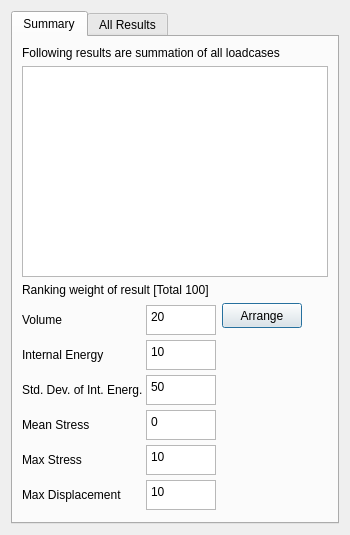
This is fembygen/ui/Results.ui in kyuhmi/FEMbyGEN as Qt 5 draws it before an edit. The edited form follows.
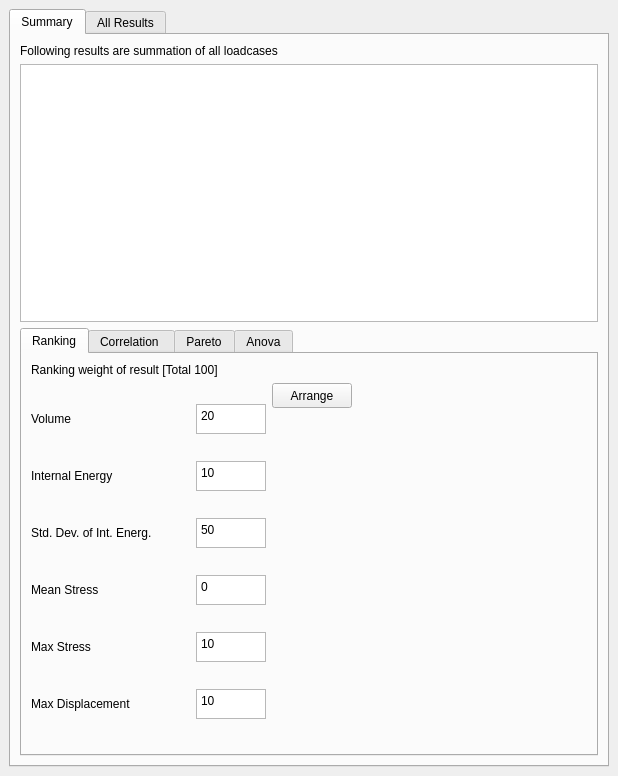
This is the edited form. The open tabs and pages were chosen to show the change.

Commit message:
Statistical decisionmaking tools added to results screen (#62)
* Correlation coefficients and pareto graphs (#57)

* Deneme

* Correlation coef and Pareto graphs

* Anova F values (#59)

* Deneme

* Correlation coef and Pareto graphs

* Anova F values

---------

* version number changed

---------

What changed in the file:
```diff
--- a/fembygen/ui/Results.ui
+++ b/fembygen/ui/Results.ui
@@ -1,27 +1,22 @@
 <?xml version="1.0" encoding="UTF-8"?>
 <ui version="4.0">
  <class>Dialog</class>
- <widget class="QDialog" name="Dialog">
+ <widget class="QMainWindow" name="Dialog">
   <property name="geometry">
    <rect>
     <x>0</x>
     <y>0</y>
-    <width>350</width>
-    <height>535</height>
+    <width>618</width>
+    <height>776</height>
    </rect>
   </property>
   <property name="windowTitle">
    <string>Results</string>
   </property>
+  <widget class="QWidget" name="centralwidget">
   <layout class="QVBoxLayout" name="verticalLayout">
    <item>
     <widget class="QTabWidget" name="tabWidget">
-     <property name="minimumSize">
-      <size>
-       <width>0</width>
-       <height>0</height>
-      </size>
-     </property>
      <property name="currentIndex">
       <number>0</number>
      </property>
@@ -31,7 +26,7 @@
       </attribute>
       <layout class="QHBoxLayout" name="horizontalLayout_2">
        <item>
-        <layout class="QVBoxLayout" name="verticalLayout_3">
+         <layout class="QVBoxLayout" name="verticalLayout_2">
          <item>
           <widget class="QLabel" name="label_2">
            <property name="text">
@@ -74,6 +69,18 @@
           </widget>
          </item>
          <item>
+           <widget class="QTabWidget" name="tabWidget_2">
+            <property name="currentIndex">
+             <number>3</number>
+            </property>
+            <widget class="QWidget" name="Ranking">
+             <attribute name="title">
+              <string>Ranking</string>
+             </attribute>
+             <layout class="QVBoxLayout" name="verticalLayout_7">
+              <item>
+               <layout class="QVBoxLayout" name="verticalLayout_6">
+                <item>
           <widget class="QLabel" name="label_5">
            <property name="text">
             <string>Ranking weight of result [Total 100]</string>
@@ -83,93 +90,7 @@
          <item>
           <layout class="QHBoxLayout" name="horizontalLayout">
            <item>
-            <layout class="QGridLayout" name="gridLayout_2" rowstretch="1,0,0,0,0,0" columnstretch="1,0">
-             <property name="spacing">
-              <number>3</number>
-             </property>
-             <item row="2" column="1">
-              <widget class="QPlainTextEdit" name="standarddeviation">
-               <property name="minimumSize">
-                <size>
-                 <width>0</width>
-                 <height>0</height>
-                </size>
-               </property>
-               <property name="maximumSize">
-                <size>
-                 <width>70</width>
-                 <height>30</height>
-                </size>
-               </property>
-               <property name="plainText">
-                <string>50</string>
-               </property>
-              </widget>
-             </item>
-             <item row="1" column="0">
-              <widget class="QLabel" name="internalenergyL">
-               <property name="maximumSize">
-                <size>
-                 <width>16777215</width>
-                 <height>30</height>
-                </size>
-               </property>
-               <property name="text">
-                <string>Internal Energy</string>
-               </property>
-              </widget>
-             </item>
-             <item row="0" column="1">
-              <widget class="QPlainTextEdit" name="volume">
-               <property name="sizePolicy">
-                <sizepolicy hsizetype="Expanding" vsizetype="Expanding">
-                 <horstretch>0</horstretch>
-                 <verstretch>0</verstretch>
-                </sizepolicy>
-               </property>
-               <property name="maximumSize">
-                <size>
-                 <width>70</width>
-                 <height>30</height>
-                </size>
-               </property>
-               <property name="plainText">
-                <string>20</string>
-               </property>
-              </widget>
-             </item>
-             <item row="4" column="1">
-              <widget class="QPlainTextEdit" name="maxstress">
-               <property name="maximumSize">
-                <size>
-                 <width>70</width>
-                 <height>30</height>
-                </size>
-               </property>
-               <property name="plainText">
-                <string>10</string>
-               </property>
-              </widget>
-             </item>
-             <item row="1" column="1">
-              <widget class="QPlainTextEdit" name="internalenergy">
-               <property name="minimumSize">
-                <size>
-                 <width>0</width>
-                 <height>0</height>
-                </size>
-               </property>
-               <property name="maximumSize">
-                <size>
-                 <width>70</width>
-                 <height>30</height>
-                </size>
-               </property>
-               <property name="plainText">
-                <string>10</string>
-               </property>
-              </widget>
-             </item>
+                   <layout class="QGridLayout" name="gridLayout">
              <item row="3" column="1">
               <widget class="QPlainTextEdit" name="meanstress">
                <property name="maximumSize">
@@ -183,58 +104,6 @@
                </property>
               </widget>
              </item>
-             <item row="2" column="0">
-              <widget class="QLabel" name="standarddeviationL">
-               <property name="maximumSize">
-                <size>
-                 <width>16777215</width>
-                 <height>30</height>
-                </size>
-               </property>
-               <property name="text">
-                <string>Std. Dev. of Int. Energ.</string>
-               </property>
-              </widget>
-             </item>
-             <item row="3" column="0">
-              <widget class="QLabel" name="meanstressL">
-               <property name="maximumSize">
-                <size>
-                 <width>16777215</width>
-                 <height>30</height>
-                </size>
-               </property>
-               <property name="text">
-                <string>Mean Stress</string>
-               </property>
-              </widget>
-             </item>
-             <item row="5" column="1">
-              <widget class="QPlainTextEdit" name="maxdisplacement">
-               <property name="maximumSize">
-                <size>
-                 <width>70</width>
-                 <height>30</height>
-                </size>
-               </property>
-               <property name="plainText">
-                <string>10</string>
-               </property>
-              </widget>
-             </item>
-             <item row="5" column="0">
-              <widget class="QLabel" name="maxdisplacementL">
-               <property name="maximumSize">
-                <size>
-                 <width>16777215</width>
-                 <height>30</height>
-                </size>
-               </property>
-               <property name="text">
-                <string>Max Displacement</string>
-               </property>
-              </widget>
-             </item>
              <item row="4" column="0">
               <widget class="QLabel" name="maxstressL">
                <property name="maximumSize">
@@ -248,6 +117,64 @@
                </property>
               </widget>
              </item>
+                    <item row="5" column="0">
+                     <widget class="QLabel" name="maxdisplacementL">
+                      <property name="maximumSize">
+                       <size>
+                        <width>16777215</width>
+                        <height>30</height>
+                       </size>
+                      </property>
+                      <property name="text">
+                       <string>Max Displacement</string>
+                      </property>
+                     </widget>
+                    </item>
+                    <item row="4" column="1">
+                     <widget class="QPlainTextEdit" name="maxstress">
+                      <property name="maximumSize">
+                       <size>
+                        <width>70</width>
+                        <height>30</height>
+                       </size>
+                      </property>
+                      <property name="plainText">
+                       <string>10</string>
+                      </property>
+                     </widget>
+                    </item>
+                    <item row="3" column="0">
+                     <widget class="QLabel" name="meanstressL">
+                      <property name="maximumSize">
+                       <size>
+                        <width>16777215</width>
+                        <height>30</height>
+                       </size>
+                      </property>
+                      <property name="text">
+                       <string>Mean Stress</string>
+                      </property>
+                     </widget>
+                    </item>
+                    <item row="2" column="1">
+                     <widget class="QPlainTextEdit" name="standarddeviation">
+                      <property name="minimumSize">
+                       <size>
+                        <width>0</width>
+                        <height>0</height>
+                       </size>
+                      </property>
+                      <property name="maximumSize">
+                       <size>
+                        <width>70</width>
+                        <height>30</height>
+                       </size>
+                      </property>
+                      <property name="plainText">
+                       <string>50</string>
+                      </property>
+                     </widget>
+                    </item>
              <item row="0" column="0">
               <widget class="QLabel" name="volumeL">
                <property name="sizePolicy">
@@ -270,10 +197,87 @@
                </property>
               </widget>
              </item>
+                    <item row="5" column="1">
+                     <widget class="QPlainTextEdit" name="maxdisplacement">
+                      <property name="maximumSize">
+                       <size>
+                        <width>70</width>
+                        <height>30</height>
+                       </size>
+                      </property>
+                      <property name="plainText">
+                       <string>10</string>
+                      </property>
+                     </widget>
+                    </item>
+                    <item row="1" column="1">
+                     <widget class="QPlainTextEdit" name="internalenergy">
+                      <property name="minimumSize">
+                       <size>
+                        <width>0</width>
+                        <height>0</height>
+                       </size>
+                      </property>
+                      <property name="maximumSize">
+                       <size>
+                        <width>70</width>
+                        <height>30</height>
+                       </size>
+                      </property>
+                      <property name="plainText">
+                       <string>10</string>
+                      </property>
+                     </widget>
+                    </item>
+                    <item row="1" column="0">
+                     <widget class="QLabel" name="internalenergyL">
+                      <property name="maximumSize">
+                       <size>
+                        <width>16777215</width>
+                        <height>30</height>
+                       </size>
+                      </property>
+                      <property name="text">
+                       <string>Internal Energy</string>
+                      </property>
+                     </widget>
+                    </item>
+                    <item row="0" column="1">
+                     <widget class="QPlainTextEdit" name="volume">
+                      <property name="sizePolicy">
+                       <sizepolicy hsizetype="Expanding" vsizetype="Expanding">
+                        <horstretch>0</horstretch>
+                        <verstretch>0</verstretch>
+                       </sizepolicy>
+                      </property>
+                      <property name="maximumSize">
+                       <size>
+                        <width>70</width>
+                        <height>30</height>
+                       </size>
+                      </property>
+                      <property name="plainText">
+                       <string>20</string>
+                      </property>
+                     </widget>
+                    </item>
+                    <item row="2" column="0">
+                     <widget class="QLabel" name="standarddeviationL">
+                      <property name="maximumSize">
+                       <size>
+                        <width>16777215</width>
+                        <height>30</height>
+                       </size>
+                      </property>
+                      <property name="text">
+                       <string>Std. Dev. of Int. Energ.</string>
+                      </property>
+                     </widget>
+                    </item>
             </layout>
            </item>
            <item>
-            <layout class="QVBoxLayout" name="verticalLayout_2">
+                   <layout class="QVBoxLayout" name="verticalLayout_3">
              <item>
               <widget class="QPushButton" name="arrange">
                <property name="minimumSize">
@@ -285,6 +289,9 @@
                <property name="text">
                 <string>Arrange</string>
                </property>
+                      <property name="autoDefault">
+                       <bool>true</bool>
+                      </property>
               </widget>
              </item>
              <item>
@@ -309,13 +316,169 @@
              </property>
              <property name="sizeHint" stdset="0">
               <size>
-               <width>40</width>
-               <height>20</height>
+                      <width>171</width>
+                      <height>17</height>
               </size>
              </property>
             </spacer>
            </item>
           </layout>
+                </item>
+               </layout>
+              </item>
+             </layout>
+            </widget>
+            <widget class="QWidget" name="Coleration">
+             <attribute name="title">
+              <string>Correlation </string>
+             </attribute>
+             <layout class="QHBoxLayout" name="horizontalLayout_3">
+              <item>
+               <layout class="QVBoxLayout" name="verticalLayout_5">
+                <item>
+                 <widget class="QComboBox" name="comboBox">
+                  <item>
+                   <property name="text">
+                    <string>Volume</string>
+                   </property>
+                  </item>
+                  <item>
+                   <property name="text">
+                    <string>Max Stress</string>
+                   </property>
+                  </item>
+                  <item>
+                   <property name="text">
+                    <string>Max Displacment</string>
+                   </property>
+                  </item>
+                  <item>
+                   <property name="text">
+                    <string>Mean Stress</string>
+                   </property>
+                  </item>
+                  <item>
+                   <property name="text">
+                    <string>Internal Energy</string>
+                   </property>
+                  </item>
+                  <item>
+                   <property name="text">
+                    <string>Standart Dev. of En. Den.</string>
+                   </property>
+                  </item>
+                 </widget>
+                </item>
+                <item>
+                 <widget class="QTableWidget" name="tableWidget"/>
+                </item>
+               </layout>
+              </item>
+             </layout>
+            </widget>
+            <widget class="QWidget" name="Pareto">
+             <attribute name="title">
+              <string>Pareto</string>
+             </attribute>
+             <layout class="QHBoxLayout" name="horizontalLayout_4">
+              <item>
+               <layout class="QVBoxLayout" name="verticalLayout_9">
+                <item>
+                 <widget class="QComboBox" name="comboBox_2">
+                  <item>
+                   <property name="text">
+                    <string>Volume</string>
+                   </property>
+                  </item>
+                  <item>
+                   <property name="text">
+                    <string>Max Stress</string>
+                   </property>
+                  </item>
+                  <item>
+                   <property name="text">
+                    <string>Max Displacement</string>
+                   </property>
+                  </item>
+                  <item>
+                   <property name="text">
+                    <string>Mean Stress</string>
+                   </property>
+                  </item>
+                  <item>
+                   <property name="text">
+                    <string>Internal Energy</string>
+                   </property>
+                  </item>
+                  <item>
+                   <property name="text">
+                    <string>Standard Dev. of En. Den.</string>
+                   </property>
+                  </item>
+                 </widget>
+                </item>
+                <item>
+                 <spacer name="verticalSpacer_2">
+                  <property name="orientation">
+                   <enum>Qt::Vertical</enum>
+                  </property>
+                  <property name="sizeHint" stdset="0">
+                   <size>
+                    <width>430</width>
+                    <height>358</height>
+                   </size>
+                  </property>
+                 </spacer>
+                </item>
+               </layout>
+              </item>
+             </layout>
+            </widget>
+            <widget class="QWidget" name="Anova">
+             <attribute name="title">
+              <string>Anova</string>
+             </attribute>
+             <layout class="QVBoxLayout" name="verticalLayout_10">
+              <item>
+               <widget class="QComboBox" name="comboBox_3">
+                <item>
+                 <property name="text">
+                  <string>Volume</string>
+                 </property>
+                </item>
+                <item>
+                 <property name="text">
+                  <string>Max Stress</string>
+                 </property>
+                </item>
+                <item>
+                 <property name="text">
+                  <string>Max Displacment</string>
+                 </property>
+                </item>
+                <item>
+                 <property name="text">
+                  <string>Mean Stress</string>
+                 </property>
+                </item>
+                <item>
+                 <property name="text">
+                  <string>Internal Energy</string>
+                 </property>
+                </item>
+                <item>
+                 <property name="text">
+                  <string>Standart Dev. of En. Den.</string>
+                 </property>
+                </item>
+               </widget>
+              </item>
+              <item>
+               <widget class="QTableWidget" name="tableWidget_2"/>
+              </item>
+             </layout>
+            </widget>
+           </widget>
          </item>
         </layout>
        </item>
@@ -359,16 +522,7 @@
    </item>
   </layout>
  </widget>
- <tabstops>
-  <tabstop>volume</tabstop>
-  <tabstop>internalenergy</tabstop>
-  <tabstop>standarddeviation</tabstop>
-  <tabstop>meanstress</tabstop>
-  <tabstop>maxstress</tabstop>
-  <tabstop>maxdisplacement</tabstop>
-  <tabstop>arrange</tabstop>
-  <tabstop>resultsTable_sum</tabstop>
- </tabstops>
+ </widget>
  <resources/>
  <connections/>
 </ui>
```
Left out of the diff: 10 changed lines with no effect on the pictures. Lines whose indentation alone changed are shown as unchanged. The commit also changes 4 other files.
